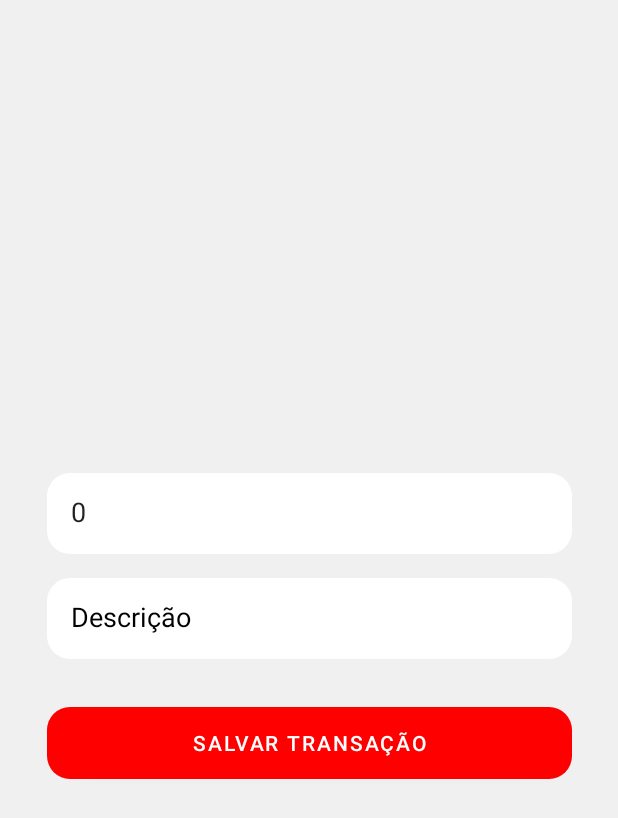
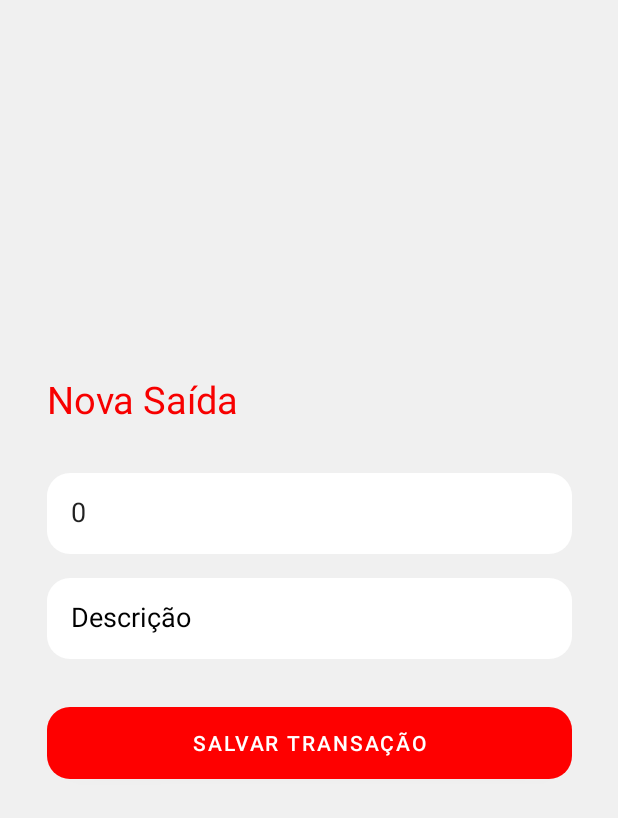
Before and after one commit to mrcs22/my-wallet-mobile, an Android app: the AddTransactionActivity screen opened directly, with no data from a screen before it, on a phone screen of 412 x 824 dp. Shown: the top 818 px of the screen. Run offline under Robolectric (Android 15) with nearby library versions, the light colour scheme and no system bars.

Commit message:
feat: set transaction type at switch to add transaction screen

```diff
--- a/app/src/main/java/mrcs/mywallet/ui/AddTransactionActivity.kt
+++ b/app/src/main/java/mrcs/mywallet/ui/AddTransactionActivity.kt
@@ -3,8 +3,14 @@ package mrcs.mywallet.ui
 import androidx.appcompat.app.AppCompatActivity
 import android.os.Bundle
 import mrcs.mywallet.databinding.ActivityAddTransactionBinding
+import mrcs.mywallet.domain.Transaction
 
 class AddTransactionActivity : AppCompatActivity() {
+
+    object Extras{
+        const val TRANSACTION_TYPE = "EXTRA_TRANSACTION_TYPE"
+    }
+
     private lateinit var binding: ActivityAddTransactionBinding
 
     override fun onCreate(savedInstanceState: Bundle?) {
@@ -12,6 +18,20 @@ class AddTransactionActivity : AppCompatActivity() {
 
         binding = ActivityAddTransactionBinding.inflate(layoutInflater)
 
+        loadTransactionTypeFromExtra()
+
         setContentView(binding.root)
     }
+
+    private fun loadTransactionTypeFromExtra(){
+        intent?.extras?.getParcelable<Transaction>(AddTransactionActivity.Extras.TRANSACTION_TYPE).let{
+
+            var transactionTypeTitle = "Nova Saída"
+            if(it?.type == "income"){
+                transactionTypeTitle = "Nova Entrada"
+            }
+
+            binding.tvTitle.text = transactionTypeTitle
+        }
+    }
 }
```
Also changed, not shown: app/src/main/java/mrcs/mywallet/domain/Transaction.kt (added, +10 -0 lines), app/src/main/java/mrcs/mywallet/ui/RecordsActivity.kt (+16 -0 lines).
